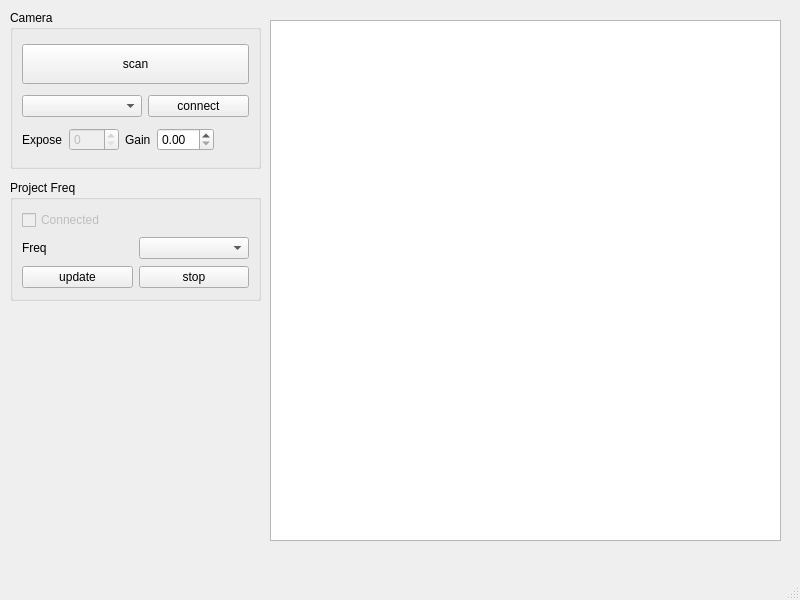
xiaotang2333333/sfdi_cpp, file sfdi-ui/ui/MainWindow.ui: the form before one commit.
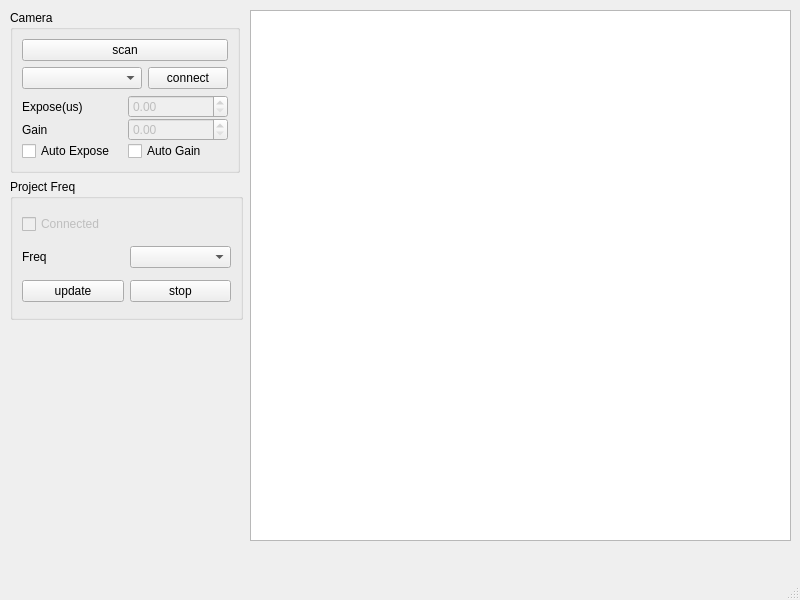
The form after the commit.

What changed in the file:
```diff
--- a/sfdi-ui/ui/MainWindow.ui
+++ b/sfdi-ui/ui/MainWindow.ui
@@ -14,15 +14,28 @@
    <string>MainWindow</string>
   </property>
   <widget class="QWidget" name="centralWidget">
+   <widget class="QGraphicsView" name="graphicsView_CamView">
+    <property name="geometry">
+     <rect>
+      <x>250</x>
+      <y>10</y>
+      <width>541</width>
+      <height>531</height>
+     </rect>
+    </property>
+   </widget>
+   <widget class="QWidget" name="layoutWidget">
+    <property name="geometry">
+     <rect>
+      <x>10</x>
+      <y>10</y>
+      <width>233</width>
+      <height>310</height>
+     </rect>
+    </property>
+    <layout class="QVBoxLayout" name="verticalLayout_3">
+     <item>
    <widget class="QGroupBox" name="groupBox_Cam">
-    <property name="geometry">
-     <rect>
-      <x>10</x>
-      <y>10</y>
-      <width>251</width>
-      <height>159</height>
-     </rect>
-    </property>
     <property name="sizePolicy">
      <sizepolicy hsizetype="Maximum" vsizetype="Maximum">
       <horstretch>0</horstretch>
@@ -98,94 +111,107 @@
       </layout>
      </item>
      <item>
-      <layout class="QHBoxLayout" name="horizontalLayout_3">
-       <item>
-        <widget class="QLabel" name="label_CamExpose">
-         <property name="sizePolicy">
-          <sizepolicy hsizetype="Preferred" vsizetype="Preferred">
-           <horstretch>0</horstretch>
-           <verstretch>0</verstretch>
-          </sizepolicy>
-         </property>
-         <property name="text">
-          <string>Expose</string>
-         </property>
-        </widget>
-       </item>
-       <item>
-        <widget class="QSpinBox" name="spinBox_CamExpose">
-         <property name="enabled">
-          <bool>false</bool>
-         </property>
-         <property name="sizePolicy">
-          <sizepolicy hsizetype="Minimum" vsizetype="Fixed">
-           <horstretch>0</horstretch>
-           <verstretch>0</verstretch>
-          </sizepolicy>
-         </property>
-         <property name="minimumSize">
-          <size>
-           <width>50</width>
-           <height>20</height>
-          </size>
-         </property>
-         <property name="maximumSize">
-          <size>
-           <width>100</width>
-           <height>16777215</height>
-          </size>
-         </property>
-        </widget>
-       </item>
-       <item>
+         <layout class="QGridLayout" name="gridLayout">
+          <property name="verticalSpacing">
+           <number>0</number>
+          </property>
+          <item row="1" column="0">
         <widget class="QLabel" name="label_CamGain">
+            <property name="sizePolicy">
+             <sizepolicy hsizetype="Preferred" vsizetype="Preferred">
+              <horstretch>0</horstretch>
+              <verstretch>0</verstretch>
+             </sizepolicy>
+            </property>
          <property name="text">
           <string>Gain</string>
          </property>
         </widget>
        </item>
-       <item>
-        <widget class="QDoubleSpinBox" name="doubleSpinBox_CamGain"/>
-       </item>
-       <item>
-        <spacer name="horizontalSpacer">
-         <property name="orientation">
-          <enum>Qt::Orientation::Horizontal</enum>
-         </property>
-         <property name="sizeHint" stdset="0">
+          <item row="0" column="0">
+           <widget class="QLabel" name="label_CamExposeTime">
+            <property name="sizePolicy">
+             <sizepolicy hsizetype="Preferred" vsizetype="Preferred">
+              <horstretch>0</horstretch>
+              <verstretch>0</verstretch>
+             </sizepolicy>
+            </property>
+            <property name="minimumSize">
+             <size>
+              <width>0</width>
+              <height>0</height>
+             </size>
+            </property>
+            <property name="text">
+             <string>Expose(us)</string>
+            </property>
+           </widget>
+          </item>
+          <item row="1" column="1">
+           <widget class="QDoubleSpinBox" name="doubleSpinBox_CamGain">
+            <property name="enabled">
+             <bool>false</bool>
+            </property>
+            <property name="maximumSize">
           <size>
-           <width>40</width>
+              <width>100</width>
+              <height>16777215</height>
+             </size>
+            </property>
+           </widget>
+          </item>
+          <item row="2" column="0">
+           <widget class="QCheckBox" name="checkBox_AutoExpose">
+            <property name="text">
+             <string>Auto Expose</string>
+            </property>
+           </widget>
+          </item>
+          <item row="2" column="1">
+           <widget class="QCheckBox" name="checkBox_AutoGain">
+            <property name="text">
+             <string>Auto Gain</string>
+            </property>
+           </widget>
+          </item>
+          <item row="0" column="1">
+           <widget class="QDoubleSpinBox" name="doubleSpinBox_CamExposeTime">
+            <property name="enabled">
+             <bool>false</bool>
+            </property>
+            <property name="sizePolicy">
+             <sizepolicy hsizetype="Minimum" vsizetype="Fixed">
+              <horstretch>0</horstretch>
+              <verstretch>0</verstretch>
+             </sizepolicy>
+            </property>
+            <property name="minimumSize">
+             <size>
+              <width>50</width>
            <height>20</height>
           </size>
          </property>
-        </spacer>
+            <property name="maximumSize">
+             <size>
+              <width>100</width>
+              <height>16777215</height>
+             </size>
+            </property>
+            <property name="maximum">
+             <double>100000000.000000000000000</double>
+            </property>
+           </widget>
        </item>
       </layout>
      </item>
     </layout>
    </widget>
-   <widget class="QGraphicsView" name="graphicsView_CamView">
-    <property name="geometry">
-     <rect>
-      <x>270</x>
-      <y>20</y>
-      <width>511</width>
-      <height>521</height>
-     </rect>
-    </property>
-   </widget>
+     </item>
+     <item>
    <widget class="QGroupBox" name="groupBox_ProjectFreq">
     <property name="enabled">
      <bool>true</bool>
     </property>
-    <property name="geometry">
-     <rect>
-      <x>10</x>
-      <y>180</y>
-      <width>251</width>
-      <height>121</height>
-     </rect>
-    </property>
     <property name="title">
      <string>Project Freq</string>
     </property>
@@ -235,6 +261,9 @@
         </widget>
        </item>
       </layout>
+        </item>
+       </layout>
+      </widget>
      </item>
     </layout>
    </widget>
```
Lines whose indentation alone changed are shown as unchanged.
